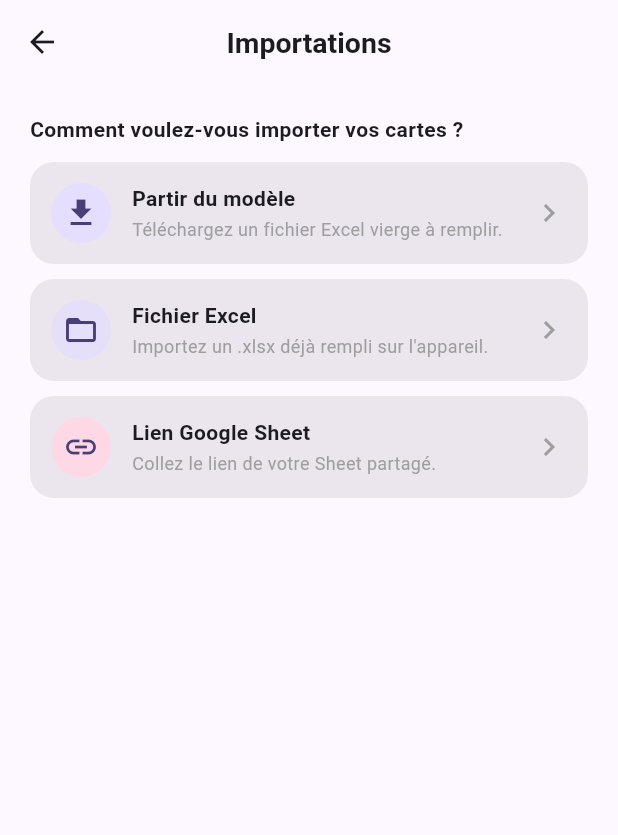
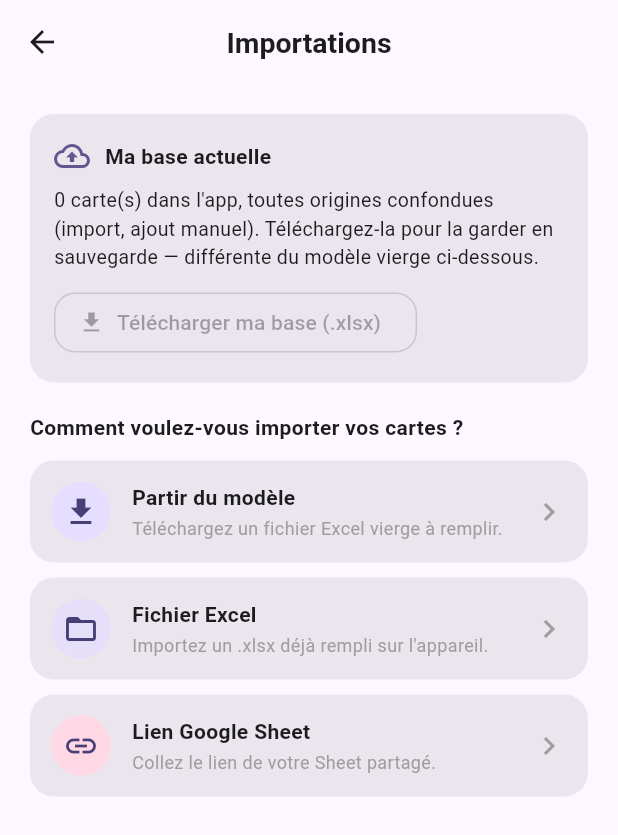
Before and after one commit to Kinder2149/FlashCard_Memory, a Flutter app: the ImportChoiceScreen screen opened directly, on a phone screen of 412 x 824 dp. Shown: the top 835 px of the screen. Run offline on Flutter 3.47's test engine with Material 3 defaults, Android fonts, the phone set to English and light mode, and no system bars; our stand-ins replace file_picker, shared_preferences; missing offline and left inert: excel; accounts and stored records are empty.

Commit message:
V2 A5 (correctif critique) : fin de la perte de données à l'import fichier + export de la base mère
Bug rapporté après test : importer un 2e fichier Excel supprimait les
cartes du 1er. Cause racine : le modèle vierge redémarre toujours à
EN-1 à chaque téléchargement, donc deux fichiers différents réutilisent
les mêmes ID pour des mots différents. La synchronisation par ID
(SyncEngine, pensée pour un document Sheet unique et continu)
traitait le 2e fichier comme l'état exact à atteindre : tout ce qui
manquait était supprimé, et un ID réutilisé pour un mot différent
était pris pour une correction (écrasement silencieux).

Décision : l'import fichier local utilise désormais une fusion
additive par CONTENU (AdditiveMerge), jamais par ID — une carte déjà
présente est ignorée, jamais écrasée ; rien n'est jamais supprimé par
cette voie. Nouvelles cartes → ID réservé IMP-n, protégé de la
suppression comme APP-n (SyncEngine.isAppOwnedId généralisé). Le lien
Google Sheet garde le comportement V1 (document unique et continu,
suppression intentionnelle) : il n'était pas concerné par le bug.

Ajout : export de la base réelle de l'app en .xlsx (« Ma base
actuelle », dans Importations), distinct du modèle vierge — la base
mère devient réellement téléchargeable, comme demandé.

4 nouveaux tests (additive_merge_test.dart + 1 cas dans sync_test.dart).
37 tests, analyse statique au vert.

Co-Authored-By: Claude Sonnet 5 <noreply@anthropic.com>

```diff
--- a/lib/ui/import_choice_screen.dart
+++ b/lib/ui/import_choice_screen.dart
@@ -6,6 +6,7 @@ import 'package:file_picker/file_picker.dart';
 import '../app_state.dart';
 import '../models.dart';
 import '../data/csv_source.dart';
+import '../data/export_source.dart';
 
 enum _Method { model, file, link }
 
@@ -89,6 +90,31 @@ class _ImportChoiceScreenState extends State<ImportChoiceScreen> {
     }
   }
 
+  /// V2 A3/A5 — Exporte la base réelle de l'app (pas le modèle vierge).
+  Future<void> _exportDatabase() async {
+    setState(() {
+      _error = null;
+      _info = null;
+    });
+    try {
+      final app = context.read<AppState>();
+      final bytes = ExportSource().buildXlsx(app.cards);
+      final path = await FilePicker.platform.saveFile(
+        dialogTitle: 'Enregistrer ma base Flashcard',
+        fileName: 'Flashcard_ma_base.xlsx',
+        type: FileType.custom,
+        allowedExtensions: const ['xlsx'],
+        bytes: bytes,
+      );
+      if (path != null && mounted) {
+        setState(() => _info =
+            'Votre base (${app.memoryCount} carte(s)) a été enregistrée.');
+      }
+    } catch (e) {
+      setState(() => _error = 'Export impossible : $e');
+    }
+  }
+
   Future<void> _importFromFile() async {
     final app = context.read<AppState>();
     final FilePickerResult? picked;
@@ -125,6 +151,42 @@ class _ImportChoiceScreenState extends State<ImportChoiceScreen> {
         child: ListView(
           padding: const EdgeInsets.all(20),
           children: [
+            // --- Base actuelle (V2 A3/A5) : distincte du modèle vierge ---
+            Card(
+              color: scheme.surfaceContainerHigh,
+              child: Padding(
+                padding: const EdgeInsets.all(16),
+                child: Column(
+                  crossAxisAlignment: CrossAxisAlignment.start,
+                  children: [
+                    Row(
+                      children: [
+                        Icon(Icons.backup_outlined, color: scheme.primary),
+                        const SizedBox(width: 10),
+                        const Expanded(
+                          child: Text('Ma base actuelle',
+                              style: TextStyle(fontWeight: FontWeight.w700)),
+                        ),
+                      ],
+                    ),
+                    const SizedBox(height: 8),
+                    Text(
+                      '${app.memoryCount} carte(s) dans l\'app, toutes origines '
+                      'confondues (import, ajout manuel). Téléchargez-la pour la '
+                      'garder en sauvegarde — différente du modèle vierge ci-dessous.',
+                      style: const TextStyle(fontSize: 13),
+                    ),
+                    const SizedBox(height: 10),
+                    OutlinedButton.icon(
+                      onPressed: app.hasCards ? _exportDatabase : null,
+                      icon: const Icon(Icons.download),
+                      label: const Text('Télécharger ma base (.xlsx)'),
+                    ),
+                  ],
+                ),
+              ),
+            ),
+            const SizedBox(height: 20),
             const Text('Comment voulez-vous importer vos cartes ?',
                 style: TextStyle(fontWeight: FontWeight.bold)),
             const SizedBox(height: 12),
```
Also changed, not shown: lib/app_state.dart (+40 -6 lines), lib/data/export_source.dart (added, +38 -0 lines), lib/logic/additive_merge.dart (added, +78 -0 lines), lib/logic/sync_engine.dart (+18 -12 lines), 3 other files.
